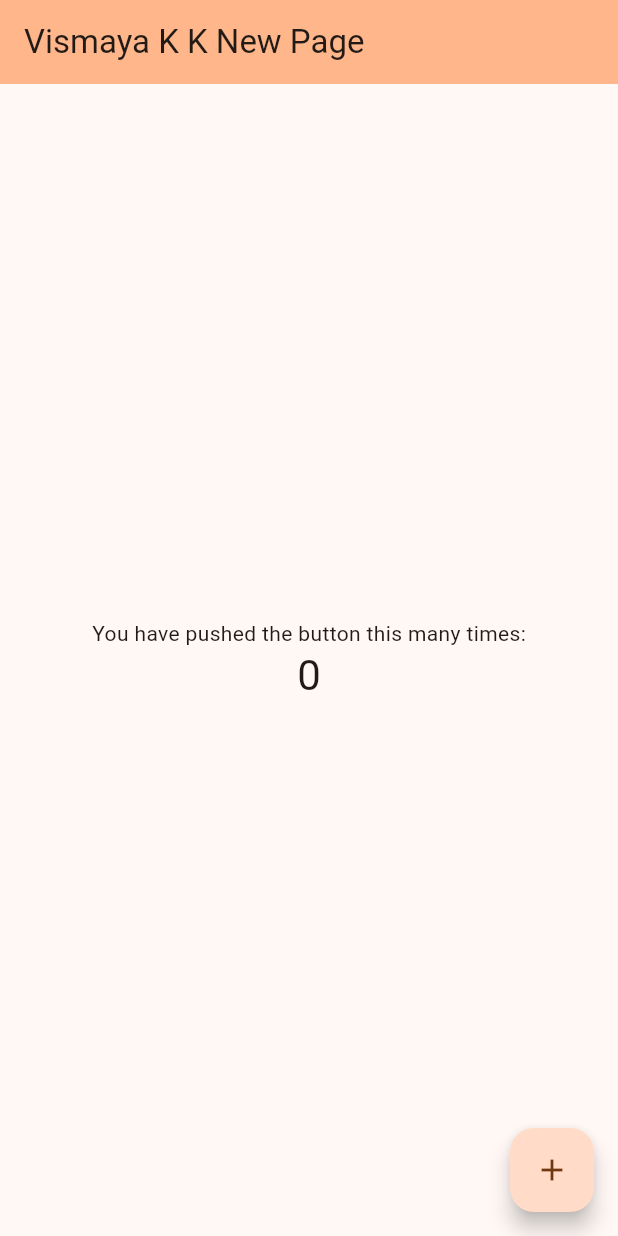
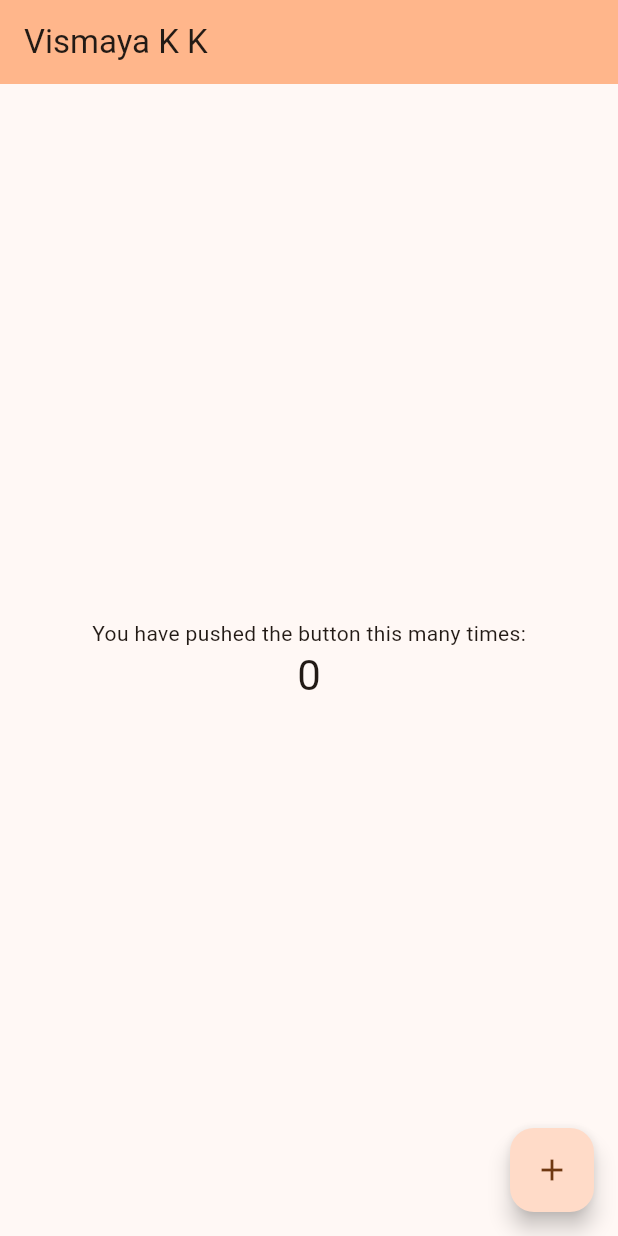
Before and after one commit to VismayaKK245/kiwidemo, a Flutter app: the screen it shows after launch, on a phone screen of 412 x 824 dp. Run offline on Flutter 3.47's test engine with Material 3 defaults, Android fonts, the phone set to English and light mode, and no system bars.

Commit message:
Final One

```diff
--- a/lib/main.dart
+++ b/lib/main.dart
@@ -31,7 +31,7 @@ class MyApp extends StatelessWidget {
         colorScheme: ColorScheme.fromSeed(seedColor: Color.fromARGB(255, 203, 97, 4)),
         useMaterial3: true,
       ),
-      home: const MyHomePage(title: 'Vismaya K K New Page'),
+      home: const MyHomePage(title: 'Vismaya K K '),
     );
   }
 }
```
